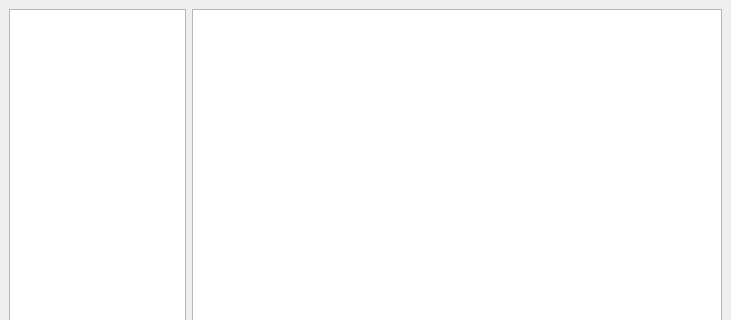
saibi/qt, file qt5projects/part2-cute_comics/ccscripter/mainwindow.ui: the form before one commit; both pictures show x 0 to 731 and y 0 to 320 of the 731 by 511 pixel window.
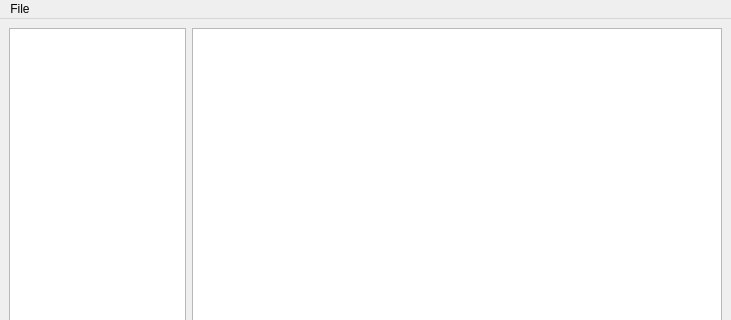
The form after the commit.

Commit message: qt5projects:ch06 save

Diff of the .ui file:
```diff
--- a/qt5projects/part2-cute_comics/ccscripter/mainwindow.ui
+++ b/qt5projects/part2-cute_comics/ccscripter/mainwindow.ui
@@ -60,6 +60,13 @@
      <height>27</height>
     </rect>
    </property>
+   <widget class="QMenu" name="menuFile">
+    <property name="title">
+     <string>File</string>
+    </property>
+    <addaction name="actionSaveAs"/>
+   </widget>
+   <addaction name="menuFile"/>
   </widget>
   <widget class="QStatusBar" name="statusbar"/>
  </widget>
```
Left out of the diff: 5 changed lines with no effect on the pictures. The commit also changes 1 other file.
